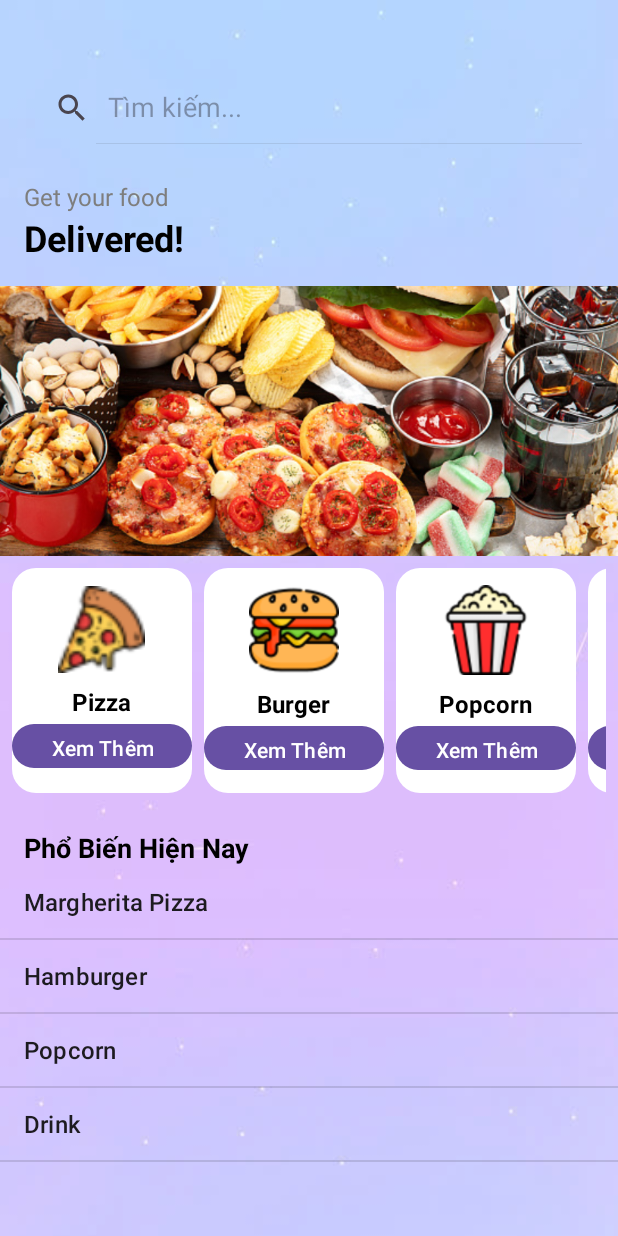
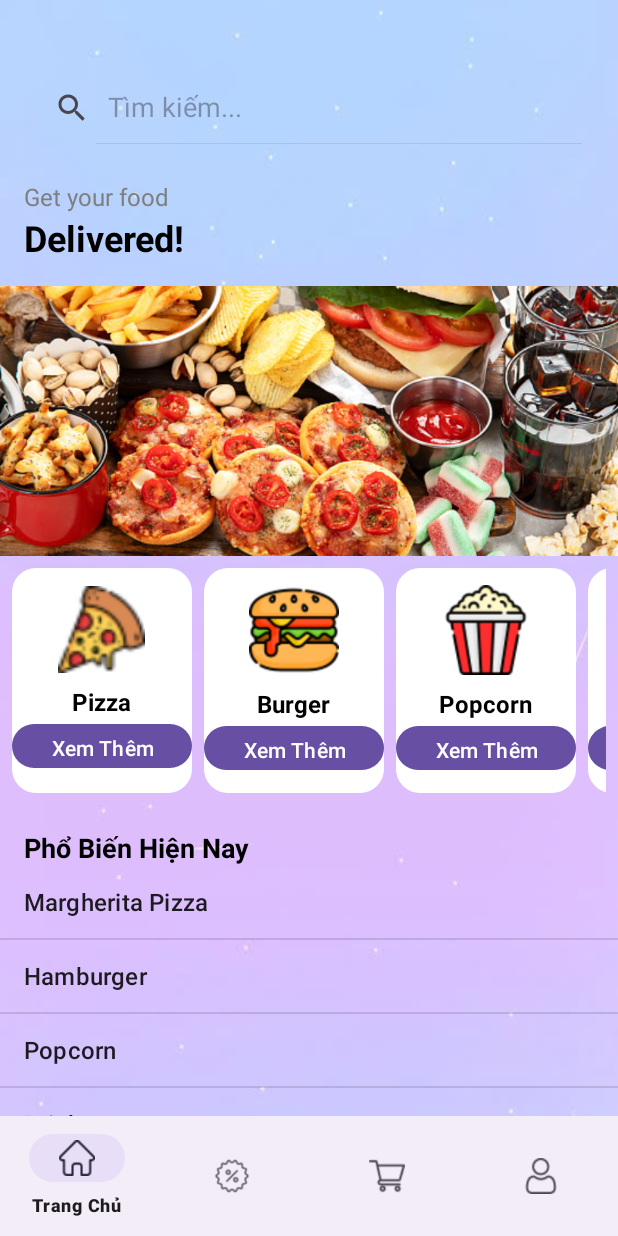
Before and after one commit to HauDNT/KGU-Android, an Android app: the screen it shows after launch (Activity), on a phone screen of 412 x 824 dp. Run offline under Robolectric (Android 15) with nearby library versions, the phone set to English and light mode, and no system bars.

Commit message:
Giao dien chinh cua phan mem nha

```diff
--- a/Application/app/src/main/AndroidManifest.xml
+++ b/Application/app/src/main/AndroidManifest.xml
@@ -33,6 +33,9 @@
     <activity android:name=".DetailActivity"/>
     <activity android:name=".MoreDetailsActivity"/>
         <activity android:name=".MoreProductsActivity"/>
+        <activity android:name=".SaleActivity" />
+        <activity android:name=".CartActivity" />
+        <activity android:name=".AccountActivity" />
     <activity
         android:name=".Activity"
         android:exported="true">
--- a/Application/app/src/main/java/com/application/application/Activity.java
+++ b/Application/app/src/main/java/com/application/application/Activity.java
@@ -3,14 +3,17 @@ package com.application.application;
 import android.content.Intent;
 import android.os.Bundle;
 import android.os.Handler;
+import android.view.MenuItem;
 import android.view.View;
 import android.widget.AdapterView;
 import android.widget.ArrayAdapter;
 import android.widget.Button;
 import android.widget.ListView;
 
+import androidx.annotation.NonNull;
 import androidx.appcompat.app.AppCompatActivity;
 import androidx.viewpager2.widget.ViewPager2;
+import com.google.android.material.bottomnavigation.BottomNavigationView;
 
 import java.util.ArrayList;
 import java.util.List;
@@ -36,6 +39,9 @@ public class Activity extends AppCompatActivity {
 
         // Khởi tạo ViewPager2 cho các poster
         setupViewPager();
+
+        // Khởi tạo Bottom Navigation
+        setupBottomNavigation();
     }
 
     private void initializeProductList() {
@@ -157,4 +163,25 @@ public class Activity extends AppCompatActivity {
         intent.putExtra("category", category);
         startActivity(intent);
     }
+
+    private void setupBottomNavigation() {
+        BottomNavigationView bottomNavigationView = findViewById(R.id.bottom_navigation);
+
+        bottomNavigationView.setOnNavigationItemSelectedListener(item -> {
+            if (item.getItemId() == R.id.home) {
+                // Handle Home action
+                return true;
+            } else if (item.getItemId() == R.id.sale) {
+                startActivity(new Intent(Activity.this, SaleActivity.class));
+                return true;
+            } else if (item.getItemId() == R.id.cart) {
+                startActivity(new Intent(Activity.this, CartActivity.class));
+                return true;
+            } else if (item.getItemId() == R.id.account) {
+                startActivity(new Intent(Activity.this, AccountActivity.class));
+                return true;
+            }
+            return false;
+        });
+    }
 }
--- /dev/null
+++ b/Application/app/src/main/res/layout/activity_account.xml
@@ -0,0 +1,6 @@
+<?xml version="1.0" encoding="utf-8"?>
+<androidx.constraintlayout.widget.ConstraintLayout xmlns:android="http://schemas.android.com/apk/res/android"
+    android:layout_width="match_parent"
+    android:layout_height="match_parent">
+
+</androidx.constraintlayout.widget.ConstraintLayout>
--- /dev/null
+++ b/Application/app/src/main/res/layout/activity_cart.xml
@@ -0,0 +1,6 @@
+<?xml version="1.0" encoding="utf-8"?>
+<androidx.constraintlayout.widget.ConstraintLayout xmlns:android="http://schemas.android.com/apk/res/android"
+    android:layout_width="match_parent"
+    android:layout_height="match_parent">
+
+</androidx.constraintlayout.widget.ConstraintLayout>
--- /dev/null
+++ b/Application/app/src/main/res/layout/activity_sale.xml
@@ -0,0 +1,6 @@
+<?xml version="1.0" encoding="utf-8"?>
+<androidx.constraintlayout.widget.ConstraintLayout xmlns:android="http://schemas.android.com/apk/res/android"
+    android:layout_width="match_parent"
+    android:layout_height="match_parent">
+
+</androidx.constraintlayout.widget.ConstraintLayout>
--- a/Application/app/src/main/res/layout/menu.xml
+++ b/Application/app/src/main/res/layout/menu.xml
@@ -191,12 +191,19 @@
         android:textSize="18sp"
         android:textStyle="bold" />
 
-    <!-- Bottom Navigation -->
+    <!-- Bottom ListView -->
     <ListView
         android:id="@+id/productListView"
         android:layout_width="match_parent"
         android:layout_height="0dp"
         android:layout_weight="1" /> <!-- Thay đổi chiều cao thành 0dp và sử dụng layout_weight -->
 
+    <!-- Bottom Navigation -->
+    <com.google.android.material.bottomnavigation.BottomNavigationView
+        android:id="@+id/bottom_navigation"
+        android:layout_width="match_parent"
+        android:layout_height="wrap_content"
+        android:layout_gravity="bottom"
+        app:menu="@menu/bottom_navigation_menu" />
 
 </LinearLayout>
--- /dev/null
+++ b/Application/app/src/main/res/menu/bottom_nav_menu.xml
@@ -0,0 +1,4 @@
+<?xml version="1.0" encoding="utf-8"?>
+<menu xmlns:android="http://schemas.android.com/apk/res/android">
+
+</menu>
--- /dev/null
+++ b/Application/app/src/main/res/menu/bottom_navigation_menu.xml
@@ -0,0 +1,18 @@
+<menu xmlns:android="http://schemas.android.com/apk/res/android">
+    <item
+        android:id="@+id/home"
+        android:icon="@drawable/home"
+    android:title="Trang Chủ" />
+    <item
+        android:id="@+id/sale"
+        android:icon="@drawable/discount"
+    android:title="Sale" />
+    <item
+        android:id="@+id/cart"
+        android:icon="@drawable/shopping_cart"
+    android:title="Giỏ Hàng" />
+    <item
+        android:id="@+id/account"
+        android:icon="@drawable/user"
+    android:title="Thông Tin Khách Hàng" />
+</menu>
```
Also changed, not shown: Application/app/build.gradle (+7 -3 lines), Application/app/src/main/java/com/application/application/AccountActivity.java (added, +12 -0 lines), Application/app/src/main/java/com/application/application/CartActivity.java (added, +12 -0 lines), Application/app/src/main/java/com/application/application/SaleActivity.java (added, +12 -0 lines), Application/app/src/main/res/drawable/bottom_navigation_menu.xml (deleted, +0 -14 lines).
